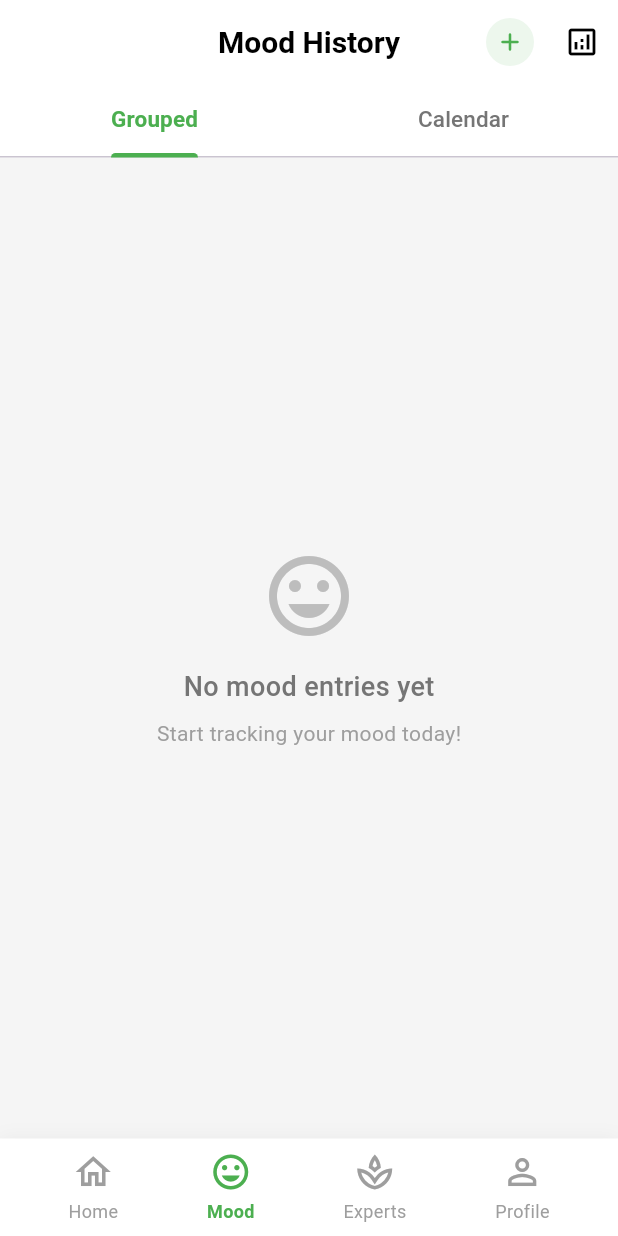
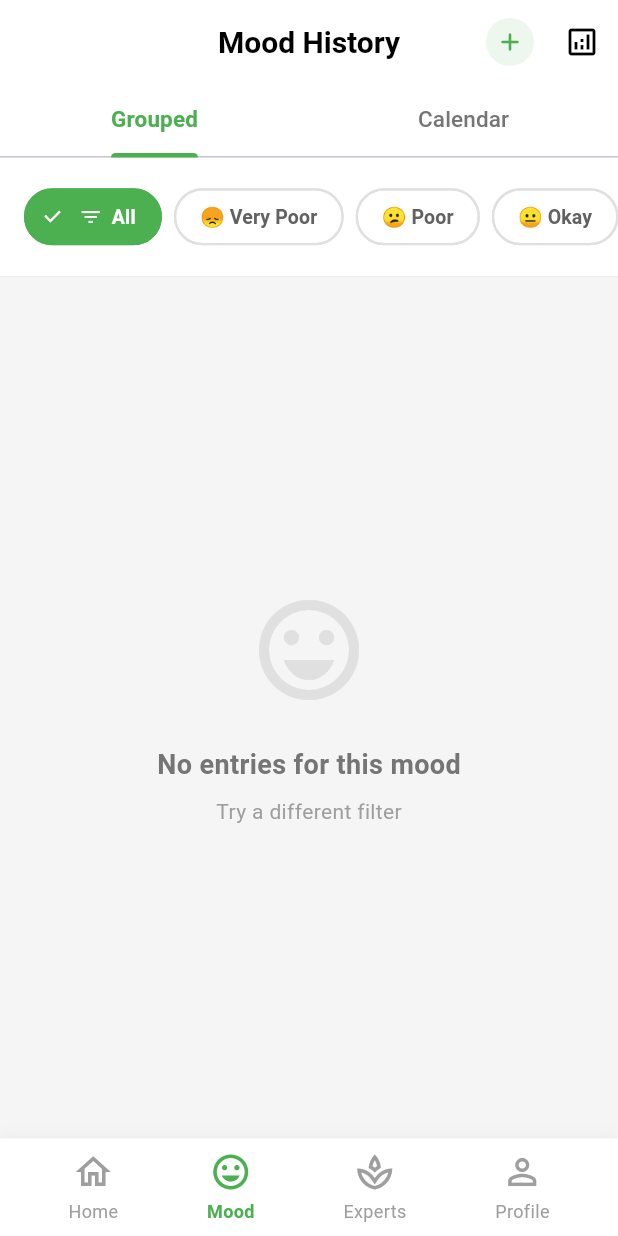
Before and after one commit to vjintageboy/2025_LTTBDD_N04_Nhom_4, a Flutter app: the screen it shows once a user with an empty profile is signed in, item 2 of the bottom bar chosen, on a phone screen of 412 x 824 dp. Run offline on Flutter 3.47's test engine with Material 3 defaults, Android fonts, the phone set to English and light mode, and no system bars; our stand-ins replace audioplayers, cloud_firestore, firebase_auth, firebase_core; accounts and stored records are empty; generated files the repository leaves out were written again; Roboto replaces fonts that are missing (SF Pro Display).

Commit message:
tách các file trong moodtracking ra cho debug sau này

```diff
--- a/lib/views/mood/mood_history_page.dart
+++ b/lib/views/mood/mood_history_page.dart
@@ -6,6 +6,10 @@ import '../../services/firestore_service.dart';
 import 'mood_log_page.dart';
 import 'mood_analytics_page.dart';
 import 'mood_entry_detail_page.dart';
+import 'utils/mood_helpers.dart';
+import 'widgets/mood_filter_bar.dart';
+import 'widgets/mood_empty_state.dart';
+import 'widgets/calendar_legend.dart';
 
 class MoodHistoryPage extends StatefulWidget {
   const MoodHistoryPage({super.key});
@@ -57,57 +61,6 @@ class _MoodHistoryPageState extends State<MoodHistoryPage> with SingleTickerProv
           SnackBar(content: Text('Error loading mood history: $e')),
         );
       }
-    }
-  }
-
-  String _getMoodEmoji(int level) {
-    switch (level) {
-      case 1:
-        return '😞';
-      case 2:
-        return '😕';
-      case 3:
-        return '😐';
-      case 4:
-        return '🙂';
-      case 5:
-        return '😄';
-      default:
-        return '😐';
-    }
-  }
-
-  String _getMoodLabel(int level) {
-    switch (level) {
-      case 1:
-        return 'Very Poor';
-      case 2:
-        return 'Poor';
-      case 3:
-        return 'Okay';
-      case 4:
-        return 'Good';
-      case 5:
-        return 'Excellent';
-      default:
-        return 'Okay';
-    }
-  }
-
-  Color _getMoodColor(int level) {
-    switch (level) {
-      case 1:
-        return Colors.red.shade400;
-      case 2:
-        return Colors.orange.shade400;
-      case 3:
-        return Colors.yellow.shade700;
-      case 4:
-        return Colors.lightGreen.shade600;
-      case 5:
-        return Colors.green.shade600;
-      default:
-        return Colors.grey;
     }
   }
 
@@ -281,92 +234,27 @@ class _MoodHistoryPageState extends State<MoodHistoryPage> with SingleTickerProv
     );
   }
 
-  Widget _buildMoodFilterBar() {
-    return Container(
-      height: 80,
-      padding: const EdgeInsets.symmetric(vertical: 12),
-      decoration: BoxDecoration(
-        color: Colors.white,
-        border: Border(
-          bottom: BorderSide(color: Colors.grey.shade200, width: 1),
-        ),
-      ),
-      child: ListView(
-        scrollDirection: Axis.horizontal,
-        padding: const EdgeInsets.symmetric(horizontal: 16),
+  Widget _buildGroupedView() {
+    final grouped = _groupedEntries;
+    final sortedKeys = grouped.keys.toList()..sort((a, b) => b.compareTo(a));
+
+    return Column(
       children: [
-          _buildFilterChip('All', 0, Icons.filter_list),
-          const SizedBox(width: 8),
-          _buildFilterChip('😞 Very Poor', 1, null),
-          const SizedBox(width: 8),
-          _buildFilterChip('😕 Poor', 2, null),
-          const SizedBox(width: 8),
-          _buildFilterChip('😐 Okay', 3, null),
-          const SizedBox(width: 8),
-          _buildFilterChip('🙂 Good', 4, null),
-          const SizedBox(width: 8),
-          _buildFilterChip('😄 Excellent', 5, null),
-        ],
-      ),
-    );
-  }
-
-  Widget _buildFilterChip(String label, int value, IconData? icon) {
-    final isSelected = _selectedMoodFilter == value;
-    return FilterChip(
-      selected: isSelected,
-      label: Row(
-        mainAxisSize: MainAxisSize.min,
-        children: [
-          if (icon != null) ...[
-            Icon(icon, size: 16, color: isSelected ? Colors.white : Colors.grey.shade700),
-            const SizedBox(width: 6),
-          ],
-          Text(
-            label,
-            style: TextStyle(
-              fontSize: 13,
-              fontWeight: FontWeight.w600,
-              color: isSelected ? Colors.white : Colors.grey.shade700,
-            ),
-          ),
-        ],
-      ),
-      selectedColor: const Color(0xFF4CAF50),
-      backgroundColor: Colors.grey.shade100,
-      checkmarkColor: Colors.white,
-      onSelected: (selected) {
+        // Mood filter bar (always visible in Grouped view)
+        MoodFilterBar(
+          selectedFilter: _selectedMoodFilter,
+          onFilterChanged: (value) {
             setState(() {
               _selectedMoodFilter = value;
             });
           },
-      shape: RoundedRectangleBorder(
-        borderRadius: BorderRadius.circular(20),
-        side: BorderSide(
-          color: isSelected ? const Color(0xFF4CAF50) : Colors.grey.shade300,
-          width: 1.5,
         ),
-      ),
-    );
-  }
 
-  Widget _buildGroupedView() {
-    final grouped = _groupedEntries;
-
-    if (grouped.isEmpty) {
-      return _buildEmptyState();
-    }
-
-    final sortedKeys = grouped.keys.toList()..sort((a, b) => b.compareTo(a));
-
-    return Column(
-      children: [
-        // Mood filter bar (only in Grouped view)
-        _buildMoodFilterBar(),
-
-        // Grouped list
+        // Content area
         Expanded(
-          child: RefreshIndicator(
+          child: grouped.isEmpty
+              ? const MoodEmptyState()
+              : RefreshIndicator(
                   onRefresh: _loadMoodEntries,
                   color: const Color(0xFF4CAF50),
                   child: ListView.builder(
@@ -422,17 +310,17 @@ class _MoodHistoryPageState extends State<MoodHistoryPage> with SingleTickerProv
               Container(
                 padding: const EdgeInsets.symmetric(horizontal: 10, vertical: 4),
                 decoration: BoxDecoration(
-                  color: _getMoodColor(avgMood.round()).withOpacity(0.2),
+                  color: MoodHelpers.getMoodColor(avgMood.round()).withOpacity(0.2),
                   borderRadius: BorderRadius.circular(12),
                   border: Border.all(
-                    color: _getMoodColor(avgMood.round()).withOpacity(0.5),
+                    color: MoodHelpers.getMoodColor(avgMood.round()).withOpacity(0.5),
                   ),
                 ),
                 child: Row(
                   mainAxisSize: MainAxisSize.min,
                   children: [
                     Text(
-                      _getMoodEmoji(avgMood.round()),
+                      MoodHelpers.getMoodEmoji(avgMood.round()),
                       style: const TextStyle(fontSize: 14),
                     ),
                     const SizedBox(width: 4),
@@ -441,7 +329,7 @@ class _MoodHistoryPageState extends State<MoodHistoryPage> with SingleTickerProv
                       style: TextStyle(
                         fontSize: 12,
                         fontWeight: FontWeight.w600,
-                        color: _getMoodColor(avgMood.round()),
+                        color: MoodHelpers.getMoodColor(avgMood.round()),
                       ),
                     ),
                   ],
@@ -466,7 +354,7 @@ class _MoodHistoryPageState extends State<MoodHistoryPage> with SingleTickerProv
 
   Widget _buildCalendarView() {
     if (_moodEntries.isEmpty) {
-      return _buildEmptyState();
+      return const MoodEmptyState();
     }
 
     // Group entries by date
@@ -547,7 +435,7 @@ class _MoodHistoryPageState extends State<MoodHistoryPage> with SingleTickerProv
                   const SizedBox(height: 24),
 
                   // Legend
-                  _buildCalendarLegend(),
+                  const CalendarLegend(),
 
                   const SizedBox(height: 24),
 
@@ -637,7 +525,7 @@ class _MoodHistoryPageState extends State<MoodHistoryPage> with SingleTickerProv
               child: Container(
                 decoration: BoxDecoration(
                   color: avgMood != null
-                      ? _getMoodColor(avgMood.round()).withOpacity(0.3)
+                      ? MoodHelpers.getMoodColor(avgMood.round()).withOpacity(0.3)
                       : Colors.grey.shade100,
                   borderRadius: BorderRadius.circular(8),
                   border: Border.all(
@@ -670,7 +558,7 @@ class _MoodHistoryPageState extends State<MoodHistoryPage> with SingleTickerProv
                         child: Container(
                           padding: const EdgeInsets.all(2),
                           decoration: BoxDecoration(
-                            color: _getMoodColor(avgMood!.round()),
+                            color: MoodHelpers.getMoodColor(avgMood!.round()),
                             shape: BoxShape.circle,
                           ),
                           child: Text(
@@ -688,63 +576,6 @@ class _MoodHistoryPageState extends State<MoodHistoryPage> with SingleTickerProv
               ),
             );
           },
-        ),
-      ],
-    );
-  }
-
-  Widget _buildCalendarLegend() {
-    return Container(
-      padding: const EdgeInsets.all(16),
-      decoration: BoxDecoration(
-        color: Colors.white,
-        borderRadius: BorderRadius.circular(12),
-        border: Border.all(color: Colors.grey.shade200),
-      ),
-      child: Column(
-        crossAxisAlignment: CrossAxisAlignment.start,
-        children: [
-          const Text(
-            'Legend',
-            style: TextStyle(
-              fontSize: 14,
-              fontWeight: FontWeight.w700,
-            ),
-          ),
-          const SizedBox(height: 12),
-          Wrap(
-            spacing: 12,
-            runSpacing: 8,
-            children: [
-              _buildLegendItem('😞', 'Very Poor', Colors.red.shade400),
-              _buildLegendItem('😕', 'Poor', Colors.orange.shade400),
-              _buildLegendItem('😐', 'Okay', Colors.yellow.shade700),
-              _buildLegendItem('🙂', 'Good', Colors.lightGreen.shade600),
-              _buildLegendItem('😄', 'Excellent', Colors.green.shade600),
-            ],
-          ),
-        ],
-      ),
-    );
-  }
-
-  Widget _buildLegendItem(String emoji, String label, Color color) {
-    return Row(
-      mainAxisSize: MainAxisSize.min,
-      children: [
-        Container(
-          width: 20,
-          height: 20,
-          decoration: BoxDecoration(
-            color: color.withOpacity(0.3),
-            borderRadius: BorderRadius.circular(4),
-            border: Border.all(color: color.withOpacity(0.5)),
-          ),
-        ),
-        const SizedBox(width: 6),
-        Text(
-          '$emoji $label',
-          style: const TextStyle(fontSize: 12),
         ),
       ],
     );
@@ -794,16 +625,16 @@ class _MoodHistoryPageState extends State<MoodHistoryPage> with SingleTickerProv
               Container(
                 padding: const EdgeInsets.symmetric(horizontal: 12, vertical: 6),
                 decoration: BoxDecoration(
-                  color: _getMoodColor(avgMood.round()).withOpacity(0.2),
+                  color: MoodHelpers.getMoodColor(avgMood.round()).withOpacity(0.2),
                   borderRadius: BorderRadius.circular(12),
                   border: Border.all(
-                    color: _getMoodColor(avgMood.round()).withOpacity(0.5),
+                    color: MoodHelpers.getMoodColor(avgMood.round()).withOpacity(0.5),
                   ),
                 ),
                 child: Row(
                   children: [
                     Text(
-                      _getMoodEmoji(avgMood.round()),
+                      MoodHelpers.getMoodEmoji(avgMood.round()),
                       style: const TextStyle(fontSize: 18),
                     ),
                     const SizedBox(width: 6),
@@ -812,7 +643,7 @@ class _MoodHistoryPageState extends State<MoodHistoryPage> with SingleTickerProv
                       style: TextStyle(
                         fontSize: 14,
                         fontWeight: FontWeight.w700,
-                        color: _getMoodColor(avgMood.round()),
+                        color: MoodHelpers.getMoodColor(avgMood.round()),
                       ),
                     ),
                   ],
@@ -824,42 +655,6 @@ class _MoodHistoryPageState extends State<MoodHistoryPage> with SingleTickerProv
         const SizedBox(height: 12),
         ...entries.map((entry) => _buildMoodEntryCard(entry, showDate: false)),
       ],
-    );
-  }
-
-  Widget _buildEmptyState() {
-    return Center(
-      child: Column(
-        mainAxisAlignment: MainAxisAlignment.center,
-        children: [
-          Icon(
-            _selectedMoodFilter == 0 ? Icons.mood : Icons.filter_alt_off,
-            size: 64,
-            color: Colors.grey.shade400,
-          ),
-          const SizedBox(height: 16),
-          Text(
-            _selectedMoodFilter == 0
-                ? 'No mood entries yet'
-                : 'No entries for this mood',
-            style: TextStyle(
-              fontSize: 18,
-              color: Colors.grey.shade600,
-              fontWeight: FontWeight.w500,
-            ),
-          ),
-          const SizedBox(height: 8),
-          Text(
-            _selectedMoodFilter == 0
-                ? 'Start tracking your mood today!'
-                : 'Try a different filter',
-            style: TextStyle(
-              fontSize: 14,
-              color: Colors.grey.shade500,
-            ),
-          ),
-        ],
-      ),
     );
   }
 
@@ -938,11 +733,11 @@ class _MoodHistoryPageState extends State<MoodHistoryPage> with SingleTickerProv
                       Container(
                         padding: const EdgeInsets.all(8),
                         decoration: BoxDecoration(
-                          color: _getMoodColor(entry.moodLevel).withOpacity(0.1),
+                          color: MoodHelpers.getMoodColor(entry.moodLevel).withOpacity(0.1),
                           borderRadius: BorderRadius.circular(12),
                         ),
                         child: Text(
-                          _getMoodEmoji(entry.moodLevel),
+                          MoodHelpers.getMoodEmoji(entry.moodLevel),
                           style: const TextStyle(fontSize: 28),
                         ),
                       ),
@@ -952,11 +747,11 @@ class _MoodHistoryPageState extends State<MoodHistoryPage> with SingleTickerProv
                           crossAxisAlignment: CrossAxisAlignment.start,
                           children: [
                             Text(
-                              _getMoodLabel(entry.moodLevel),
+                              MoodHelpers.getMoodLabel(entry.moodLevel),
                               style: TextStyle(
                                 fontSize: 18,
                                 fontWeight: FontWeight.w700,
-                                color: _getMoodColor(entry.moodLevel),
+                                color: MoodHelpers.getMoodColor(entry.moodLevel),
                               ),
                             ),
                             const SizedBox(height: 4),
--- /dev/null
+++ b/lib/views/mood/widgets/mood_empty_state.dart
@@ -0,0 +1,41 @@
+import 'package:flutter/material.dart';
+
+class MoodEmptyState extends StatelessWidget {
+  const MoodEmptyState({super.key});
+
+  @override
+  Widget build(BuildContext context) {
+    return Center(
+      child: Padding(
+        padding: const EdgeInsets.all(32.0),
+        child: Column(
+          mainAxisAlignment: MainAxisAlignment.center,
+          children: [
+            Icon(
+              Icons.emoji_emotions_outlined,
+              size: 80,
+              color: Colors.grey.shade300,
+            ),
+            const SizedBox(height: 24),
+            Text(
+              'No entries for this mood',
+              style: TextStyle(
+                fontSize: 18,
+                fontWeight: FontWeight.w600,
+                color: Colors.grey.shade600,
+              ),
+            ),
+            const SizedBox(height: 8),
+            Text(
+              'Try a different filter',
+              style: TextStyle(
+                fontSize: 14,
+                color: Colors.grey.shade500,
+              ),
+            ),
+          ],
+        ),
+      ),
+    );
+  }
+}
--- /dev/null
+++ b/lib/views/mood/widgets/mood_filter_bar.dart
@@ -0,0 +1,82 @@
+import 'package:flutter/material.dart';
+
+class MoodFilterBar extends StatelessWidget {
+  final int selectedFilter;
+  final Function(int) onFilterChanged;
+
+  const MoodFilterBar({
+    super.key,
+    required this.selectedFilter,
+    required this.onFilterChanged,
+  });
+
+  @override
+  Widget build(BuildContext context) {
+    return Container(
+      height: 80,
+      padding: const EdgeInsets.symmetric(vertical: 12),
+      decoration: BoxDecoration(
+        color: Colors.white,
+        border: Border(
+          bottom: BorderSide(color: Colors.grey.shade200, width: 1),
+        ),
+      ),
+      child: ListView(
+        scrollDirection: Axis.horizontal,
+        padding: const EdgeInsets.symmetric(horizontal: 16),
+        children: [
+          _buildFilterChip('All', 0, Icons.filter_list),
+          const SizedBox(width: 8),
+          _buildFilterChip('😞 Very Poor', 1, null),
+          const SizedBox(width: 8),
+          _buildFilterChip('😕 Poor', 2, null),
+          const SizedBox(width: 8),
+          _buildFilterChip('😐 Okay', 3, null),
+          const SizedBox(width: 8),
+          _buildFilterChip('🙂 Good', 4, null),
+          const SizedBox(width: 8),
+          _buildFilterChip('😄 Excellent', 5, null),
+        ],
+      ),
+    );
+  }
+
+  Widget _buildFilterChip(String label, int value, IconData? icon) {
+    final isSelected = selectedFilter == value;
+    return FilterChip(
+      selected: isSelected,
+      label: Row(
+        mainAxisSize: MainAxisSize.min,
+        children: [
+          if (icon != null) ...[
+            Icon(icon, size: 16, color: isSelected ? Colors.white : Colors.grey.shade700),
+            const SizedBox(width: 6),
+          ],
+          Text(
+            label,
+            style: TextStyle(
+              fontSize: 13,
+              fontWeight: FontWeight.w600,
+              color: isSelected ? Colors.white : Colors.grey.shade700,
+            ),
+          ),
+        ],
+      ),
+      backgroundColor: Colors.white,
+      selectedColor: const Color(0xFF4CAF50),
+      checkmarkColor: Colors.white,
+      onSelected: (selected) {
+        if (selected) {
+          onFilterChanged(value);
+        }
+      },
+      shape: RoundedRectangleBorder(
+        borderRadius: BorderRadius.circular(20),
+        side: BorderSide(
+          color: isSelected ? const Color(0xFF4CAF50) : Colors.grey.shade300,
+          width: 1.5,
+        ),
+      ),
+    );
+  }
+}
```
Also changed, not shown: lib/views/mood/utils/mood_helpers.dart (added, +54 -0 lines), lib/views/mood/widgets/calendar_legend.dart (added, +63 -0 lines). Lines whose indentation alone changed are shown as unchanged.
